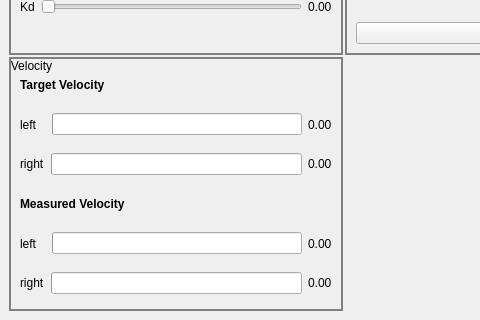
Qt form src/nxt_qt/ui/pid_window.ui (Smart-Minotaur/nxt_minotaur) before a commit; both pictures show x 0 to 480 and y 209 to 529 of the 687 by 529 pixel window.
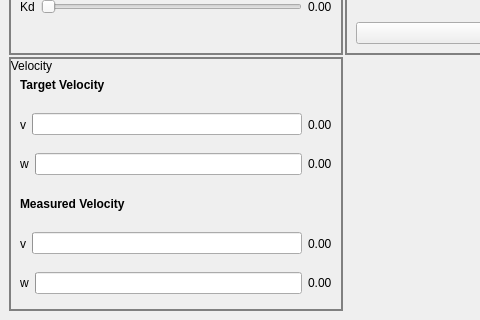
The same form after that commit. Custom widgets are drawn as their Qt base class.

```diff
--- a/src/nxt_qt/ui/pid_window.ui
+++ b/src/nxt_qt/ui/pid_window.ui
@@ -60,7 +60,7 @@
            <item>
             <widget class="QLabel" name="LeftTargetLabel">
              <property name="text">
-              <string>left   </string>
+              <string>v</string>
              </property>
             </widget>
            </item>
@@ -88,7 +88,7 @@
            <item>
             <widget class="QLabel" name="RightTargetLabel">
              <property name="text">
-              <string>right</string>
+              <string>w</string>
              </property>
             </widget>
            </item>
@@ -133,7 +133,7 @@
            <item>
             <widget class="QLabel" name="LeftMeasuredLabel">
              <property name="text">
-              <string>left   </string>
+              <string>v</string>
              </property>
             </widget>
            </item>
@@ -161,7 +161,7 @@
            <item>
             <widget class="QLabel" name="RightMeassuredLabel">
              <property name="text">
-              <string>right</string>
+              <string>w</string>
              </property>
             </widget>
            </item>
```
Left out of the diff: 28 changed lines with no effect on the pictures.
